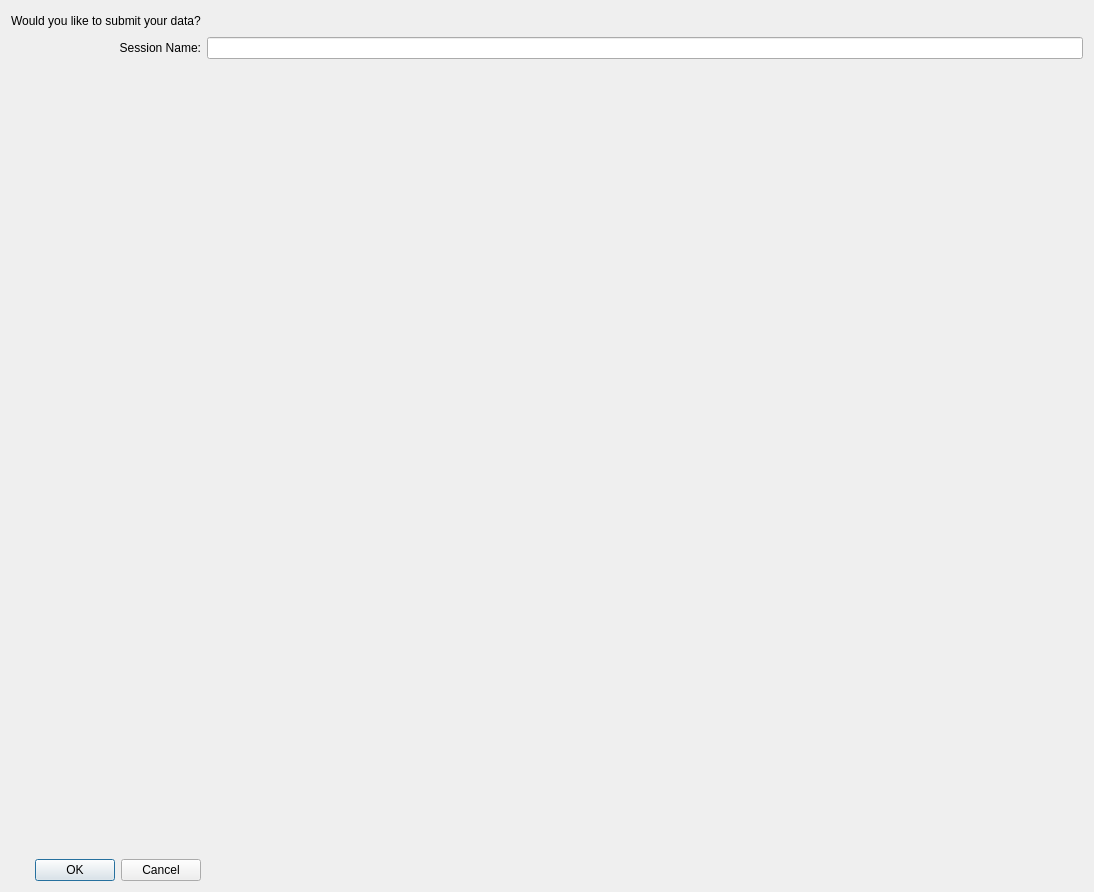
Before: the Qt Designer form frontend/PostDialog.ui in YCP-Rev-Metrix/BallSpinner-Controller-v2, drawn with Qt 5.
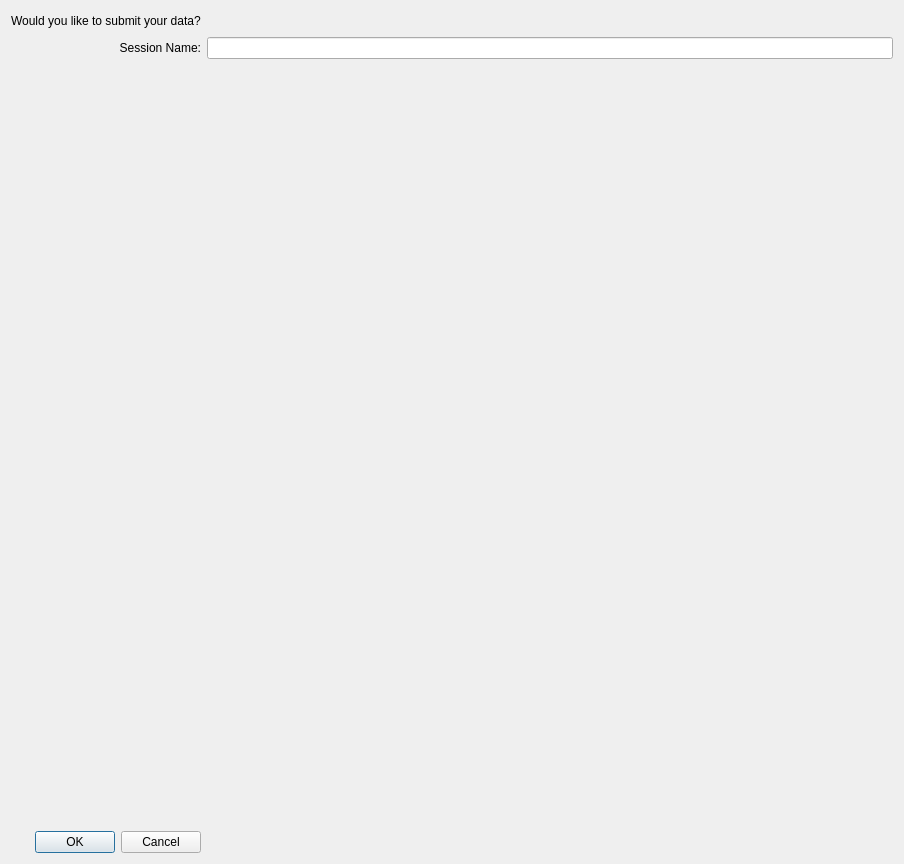
After: the same form once the commit is applied.

The edit to the form file:
```diff
--- a/frontend/PostDialog.ui
+++ b/frontend/PostDialog.ui
@@ -6,8 +6,8 @@
    <rect>
     <x>0</x>
     <y>0</y>
-    <width>1094</width>
-    <height>892</height>
+    <width>904</width>
+    <height>864</height>
    </rect>
   </property>
   <property name="windowTitle">
```
